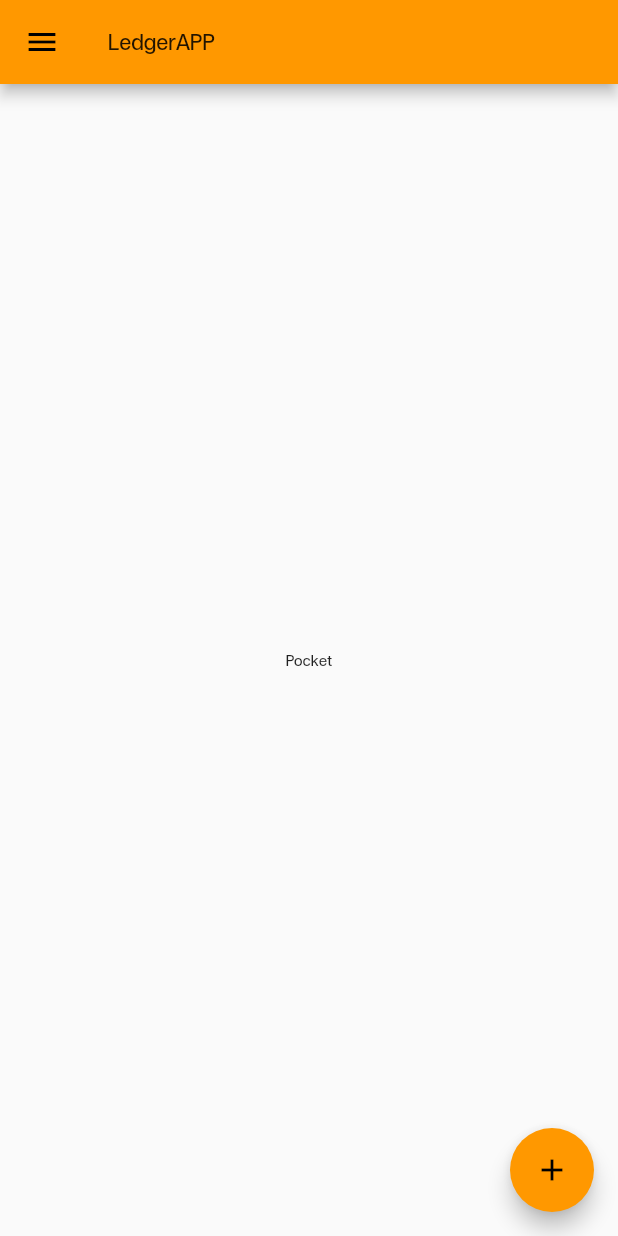
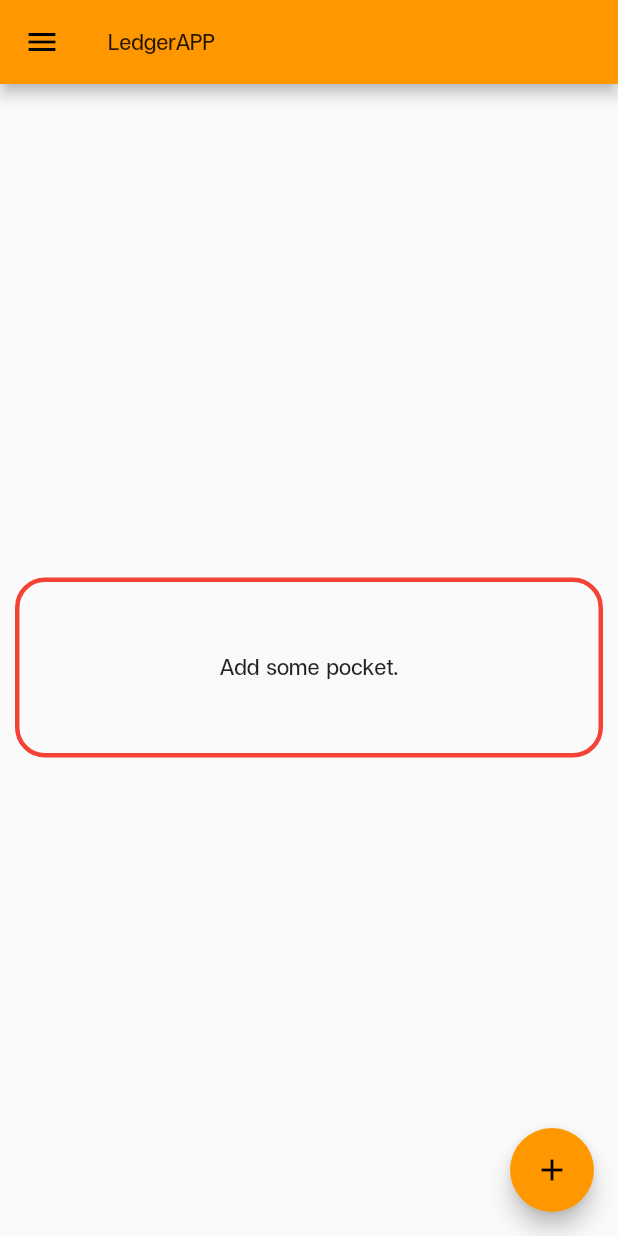
Before and after one commit to SuphasitC/LedgerV2, a Flutter app: the screen it shows after launch, on a phone screen of 412 x 824 dp. Run offline on Flutter 3.47's test engine with Material 2 defaults, Android fonts, the phone set to English and light mode, and no system bars.

Commit message:
Add Pocket

```diff
--- /dev/null
+++ b/lib/config/routes.dart
@@ -0,0 +1,4 @@
+class AppRoutes {
+  static const myPocket = '/';
+  static const addPocket = '/add_pocket';
+}
--- a/lib/main.dart
+++ b/lib/main.dart
@@ -1,5 +1,9 @@
 import 'package:flutter/material.dart';
+import 'package:ledger_v2/pocket.dart';
+import 'package:ledger_v2/presentation/add_pocket_page.dart';
+import 'package:ledger_v2/presentation/pocket_list_tile.dart';
 import 'presentation/app_drawer_listtile.dart';
+import 'config/routes.dart';
 
 void main() {
   runApp(LedgerApp());
@@ -12,6 +16,7 @@ class LedgerApp extends StatelessWidget {
       title: 'LedgerApp',
       theme: ThemeData(primarySwatch: Colors.orange, fontFamily: 'FCMinimal'),
       debugShowCheckedModeBanner: false,
+      onGenerateRoute: route,
       home: HomePage(title: 'LedgerAPP'),
     );
   }
@@ -27,8 +32,6 @@ class HomePage extends StatefulWidget {
 }
 
 class _HomePageState extends State<HomePage> {
-  void addPocket() {}
-
   @override
   Widget build(BuildContext context) {
     return Scaffold(
@@ -57,17 +60,59 @@ class _HomePageState extends State<HomePage> {
         child: Column(
           mainAxisAlignment: MainAxisAlignment.center,
           children: <Widget>[
-            Text(
-              'Pocket',
-            ),
+            pockets.isNotEmpty
+                ? Expanded(
+                    child: ListView.builder(
+                      itemCount: pockets.length,
+                      itemBuilder: (context, index) => PocketListTile(
+                        index: index,
+                      ),
+                    ),
+                  )
+                : Padding(
+                    padding: EdgeInsets.only(top: 10, left: 10, right: 10),
+                    child: Container(
+                      alignment: Alignment.center,
+                      decoration: BoxDecoration(
+                        border: Border.all(
+                          color: Colors.red[500],
+                          width: 3,
+                        ),
+                        borderRadius: BorderRadius.all(Radius.circular(20)),
+                      ),
+                      width: 400,
+                      height: 120,
+                      child: Text(
+                        "Add some pocket.",
+                        style: TextStyle(fontSize: 20),
+                      ),
+                    ),
+                  ),
           ],
         ),
       ),
       floatingActionButton: FloatingActionButton(
-        onPressed: addPocket,
+        onPressed: () => {
+          Navigator.of(context).pushNamed(AppRoutes.addPocket),
+        },
         tooltip: 'Add Pocket',
         child: Icon(Icons.add),
       ),
     );
   }
 }
+
+Route route(RouteSettings settings) {
+  Pocket pocket = settings.arguments;
+  // if (settings.name == AppRoutes.myPocket) {
+  //   return MaterialPageRoute(builder: (context) {
+  //     return MyPocket();
+  //   });
+  // }
+  if (settings.name == AppRoutes.addPocket) {
+    return MaterialPageRoute(builder: (context) {
+      return AddPocketPage();
+    });
+  }
+  return null;
+}
--- a/lib/pocket.dart
+++ b/lib/pocket.dart
@@ -6,4 +6,6 @@ class Pocket {
   String pocketName;
   double currentBalance;
   Color pocketColor;
+
+  Pocket(this.pocketName, this.currentBalance, this.pocketColor);
 }
```
Also changed, not shown: lib/presentation/add_pocket_page.dart (added, +37 -0 lines), lib/presentation/pocket_list_tile.dart (added, +28 -0 lines).
